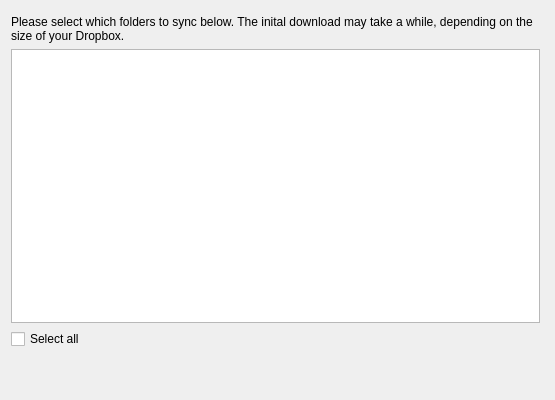
The window that maestral_qt/resources/setup_dialog.ui (samschott/maestral-qt) describes before a commit, drawn with Qt 5.
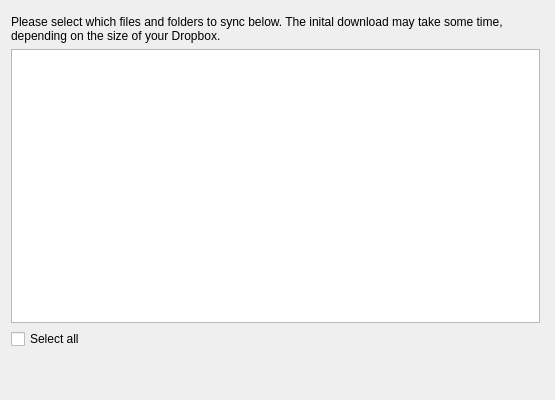
The same window after the commit. The open tabs and pages were chosen to show the change. Icons and pictures are not drawn. Custom widgets are drawn as their Qt base class.

Commit message: reword help texts for selective sync

Diff of the .ui file:
```diff
--- a/maestral_qt/resources/setup_dialog.ui
+++ b/maestral_qt/resources/setup_dialog.ui
@@ -395,7 +395,7 @@
        <item row="0" column="0">
         <widget class="QLabel" name="labelFolderSelection">
          <property name="text">
-          <string>Please select which folders to sync below. The inital download may take a while, depending on the size of your Dropbox.</string>
+          <string>Please select which files and folders to sync below. The inital download may take some time, depending on the size of your Dropbox.</string>
          </property>
          <property name="alignment">
           <set>Qt::AlignLeading|Qt::AlignLeft|Qt::AlignVCenter</set>
```
The commit also changes 1 other file.
